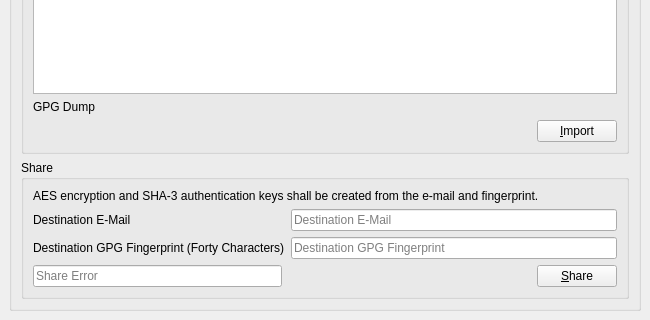
Above: Source/UI/spot-on-rosetta-gpg-import.ui from textbrowser/spot-on before the change; both pictures show x 0 to 650 and y 259 to 579 of the 650 by 579 pixel window. Below: the same form after it.
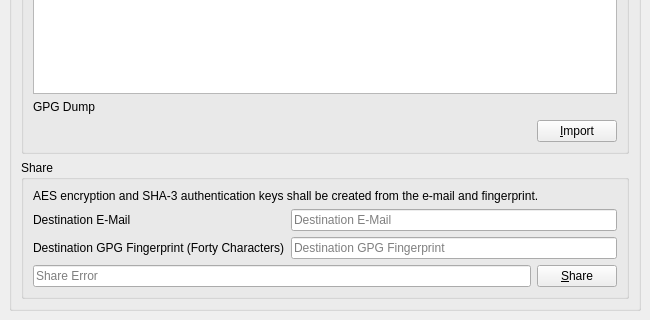
That is the form after the change. Icons and pictures are not drawn. Custom widgets are drawn as their Qt base class.

Commit message: Share the bundles.

Diff of the .ui file:
```diff
--- a/Source/UI/spot-on-rosetta-gpg-import.ui
+++ b/Source/UI/spot-on-rosetta-gpg-import.ui
@@ -193,19 +193,6 @@
               </property>
              </widget>
             </item>
-            <item>
-             <spacer name="horizontalSpacer_3">
-              <property name="orientation">
-               <enum>Qt::Horizontal</enum>
-              </property>
-              <property name="sizeHint" stdset="0">
-               <size>
-                <width>40</width>
-                <height>20</height>
-               </size>
-              </property>
-             </spacer>
-            </item>
             <item>
              <widget class="spoton_animated_push_button" name="share">
               <property name="text">
```
The commit also changes 2 other files.
